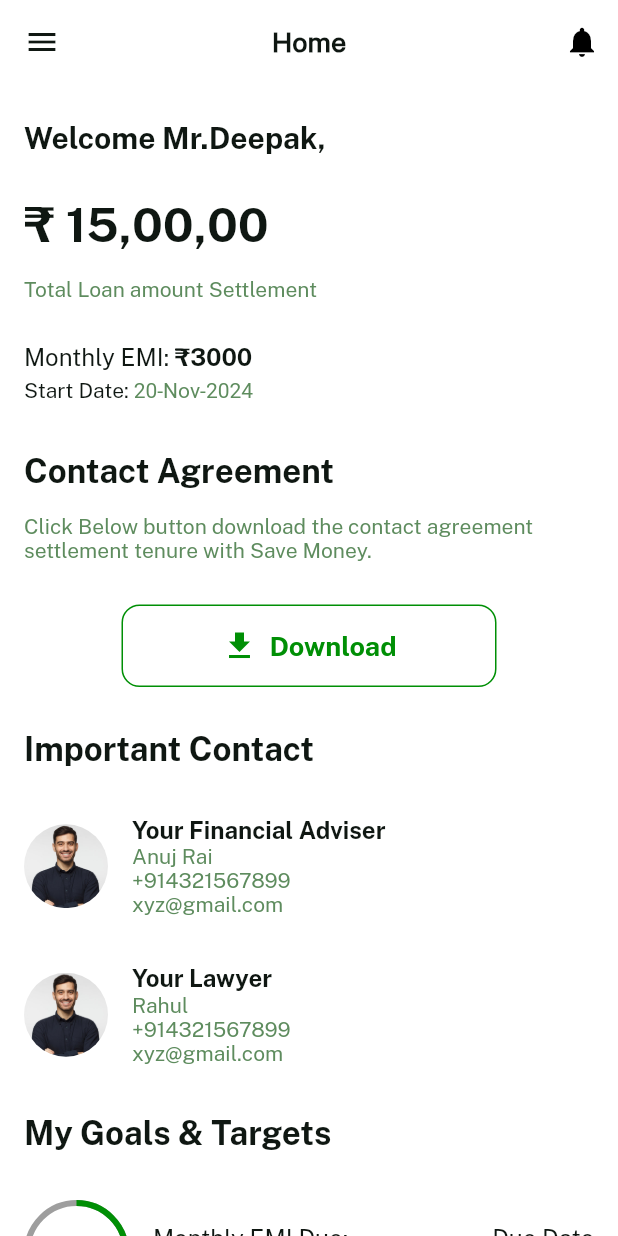
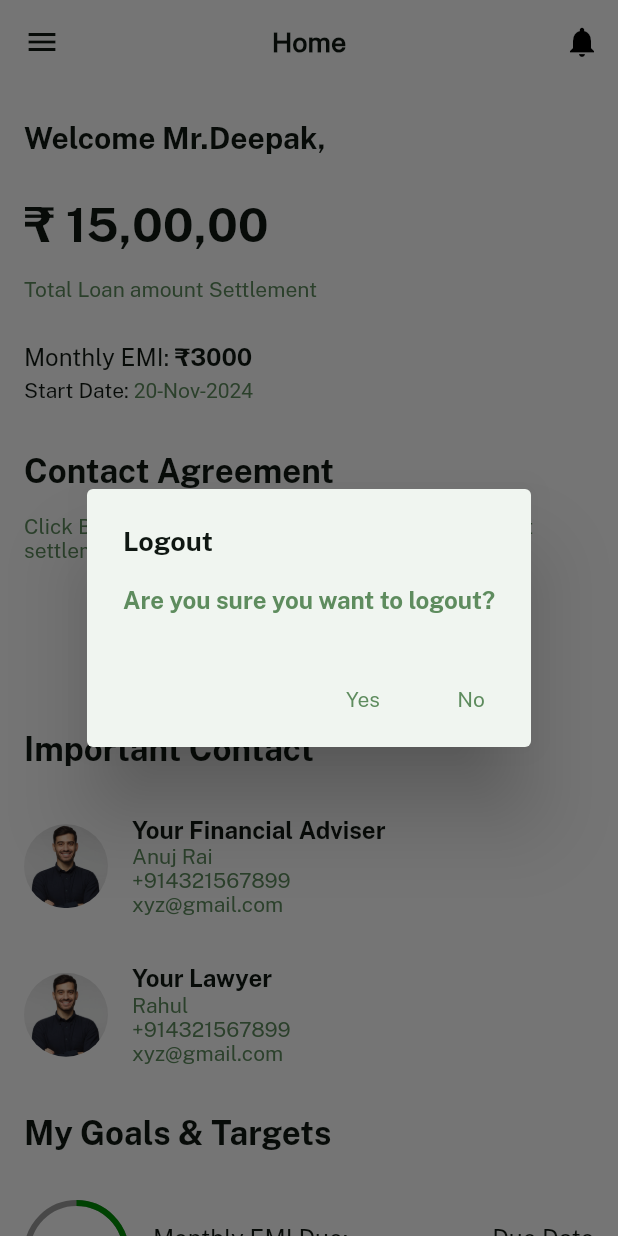
Before and after one commit to Anuj-Rai12/settle_loan, a Flutter app: the HomeScreen screen opened by its route, in the side drawer, after a tap on "Logout", on a phone screen of 412 x 824 dp. Run offline on Flutter 3.47's test engine with Material 2 defaults, Android fonts, the phone set to English and light mode, and no system bars; drawn by our look-alikes of percent_indicator.

Commit message:
Added the dialog box status:Successfully

```diff
--- /dev/null
+++ b/lib/presentaion/ui/dialog/showDialogBox.dart
@@ -0,0 +1,48 @@
+
+
+import 'package:flutter/material.dart';
+import 'package:loansettle/values/color/Colors.dart';
+import 'package:loansettle/values/fonts/Fonts.dart';
+
+void showLogoutConfirmationDialog(BuildContext context) {
+  showDialog(
+    context: context,
+    builder: (BuildContext context) {
+      return AlertDialog(
+        backgroundColor: const Color(editTextBg),
+        title: const Text('Logout',style:TextStyle(
+            fontFamily: publicSansBold,
+            fontSize: 18,
+            color: Color(textColor)
+        )),
+        content: const Text('Are you sure you want to logout?',
+        style: TextStyle(
+          fontFamily: publicSansBold,
+          fontSize: 16,
+          color: Color(editTextColor)
+        )),
+        actions: <Widget>[
+          TextButton(
+            child: const Text('Yes',style: TextStyle(
+                fontFamily: publicSansReg,
+                color: Color(editTextColor)
+            )),
+            onPressed: () {
+              Navigator.of(context).pop(); // Dismiss the dialog
+              // Add your logout logic here
+            },
+          ),
+          TextButton(
+            child: const Text('No',style: TextStyle(
+                fontFamily: publicSansReg,
+                color: Color(editTextColor)
+            )),
+            onPressed: () {
+              Navigator.of(context).pop(); // Dismiss the dialog
+            },
+          )
+        ],
+      );
+    },
+  );
+}
--- a/lib/values/menu/HomeDrawerMenu.dart
+++ b/lib/values/menu/HomeDrawerMenu.dart
@@ -1,5 +1,6 @@
 import 'package:flutter/material.dart';
 import 'package:loansettle/utils/FilesUtils.dart';
+import '../../presentaion/ui/dialog/showDialogBox.dart';
 import '../color/Colors.dart';
 import '../fonts/Fonts.dart';
 import '../res/Resources.dart';
@@ -140,6 +141,7 @@ Drawer homeNavigationDrawer(BuildContext context) {
           focusColor: const Color(editTextBg),
           onTap: () {
             Navigator.pop(context);
+            showLogoutConfirmationDialog(context);
           },
         ),
         Container(
```
